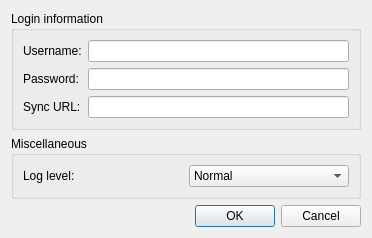
Old version of the form qtgui/configdialog.ui in the repository KDE/akunambol.
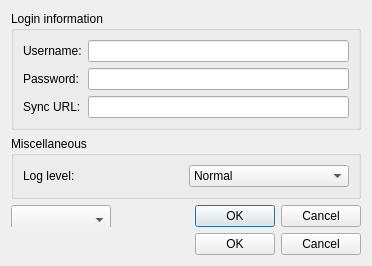
New version of the form.

Commit message:
redo some edits that i lost in the meantime, fix settings dialog

Conflicts:

	qtgui/configdialog.ui
	qtgui/main.cpp
	qtgui/mainwindow.cpp
	qtgui/mainwindow.h

```diff
--- a/qtgui/configdialog.ui
+++ b/qtgui/configdialog.ui
@@ -106,6 +106,32 @@
      <property name="centerButtons">
       <bool>false</bool>
      </property>
+     <layout class="QGridLayout" name="gridLayout2">
+      <item row="0" column="0">
+       <widget class="QLabel" name="label5">
+        <property name="text">
+         <string>Log level:</string>
+        </property>
+       </widget>
+      </item>
+      <item row="0" column="1">
+       <widget class="QComboBox" name="logLevel">
+       </widget>
+      </item>
+     </layout>
+    </widget>
+   </item>
+   <item>
+    <widget class="QDialogButtonBox" name="buttonBox">
+      <property name="orientation">
+        <enum>Qt::Horizontal</enum>
+      </property>
+      <property name="standardButtons">
+        <set>QDialogButtonBox::Cancel|QDialogButtonBox::Ok</set>
+      </property>
+      <property name="centerButtons">
+        <bool>false</bool>
+      </property>
     </widget>
    </item>
   </layout>
```
The commit also changes 4 other files.
